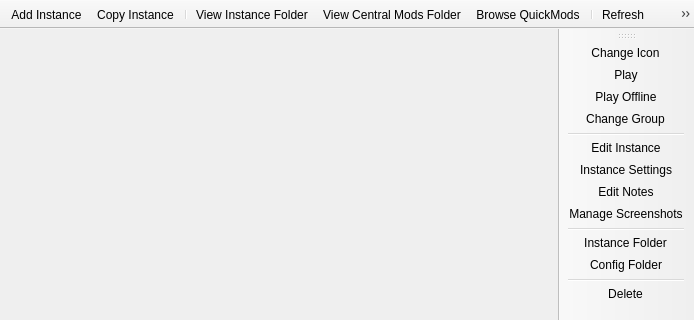
This is gui/MainWindow.ui in MultiMC/Launcher as Qt 5 draws it before an edit; both pictures show x 0 to 694 and y 0 to 320 of the 694 by 563 pixel window. The edited form follows.
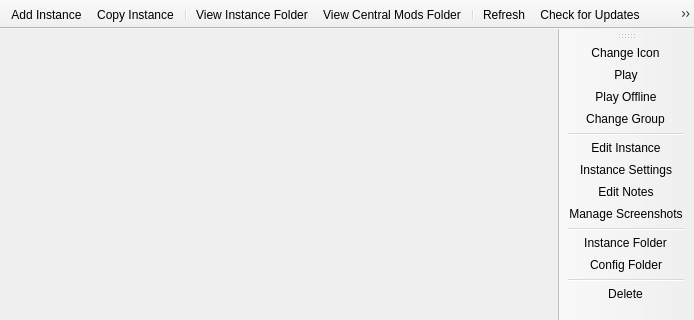
This is the edited form. Icons and pictures are not drawn.

```diff
--- a/gui/MainWindow.ui
+++ b/gui/MainWindow.ui
@@ -66,7 +66,6 @@
    <addaction name="separator"/>
    <addaction name="actionViewInstanceFolder"/>
    <addaction name="actionViewCentralModsFolder"/>
-   <addaction name="actionBrowseQuickMods"/>
    <addaction name="separator"/>
    <addaction name="actionRefresh"/>
    <addaction name="actionCheckUpdate"/>
@@ -462,17 +461,6 @@
     <string>Add a new instance.</string>
    </property>
   </action>
-  <action name="actionBrowseQuickMods">
-   <property name="icon">
-    <iconset theme="centralmods"/>
-   </property>
-   <property name="text">
-    <string>Browse QuickMods</string>
-   </property>
-   <property name="toolTip">
-    <string>Browse QuickMods</string>
-   </property>
-  </action>
   <action name="actionManageAccounts">
    <property name="text">
     <string>Manage Accounts</string>
```
